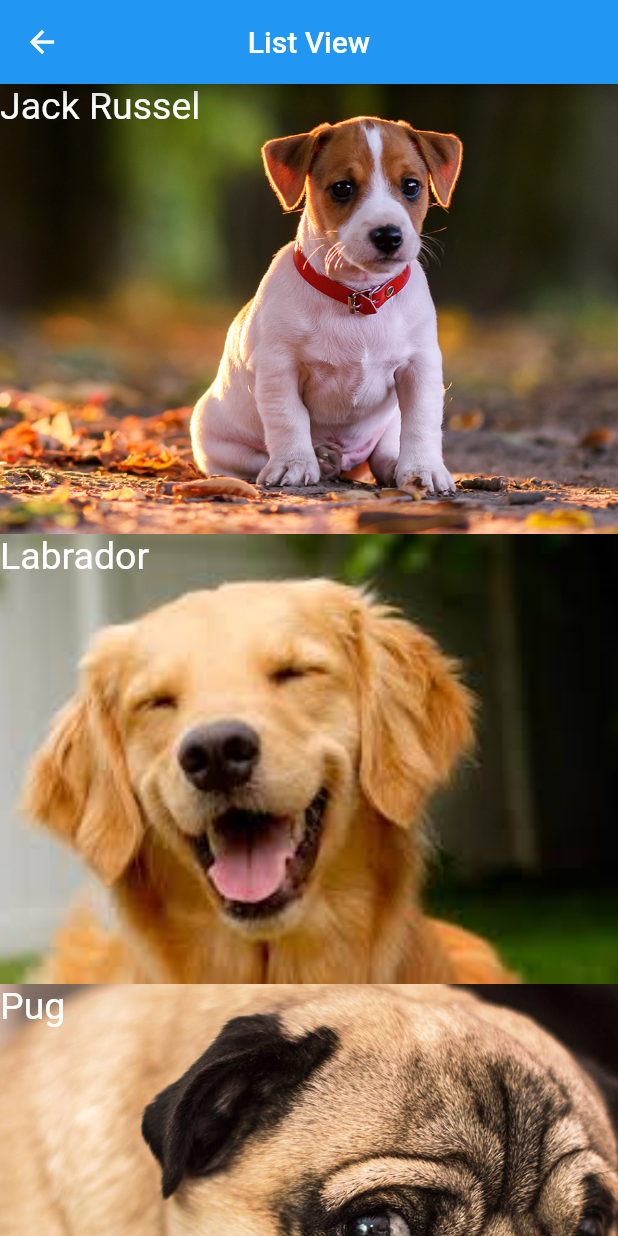
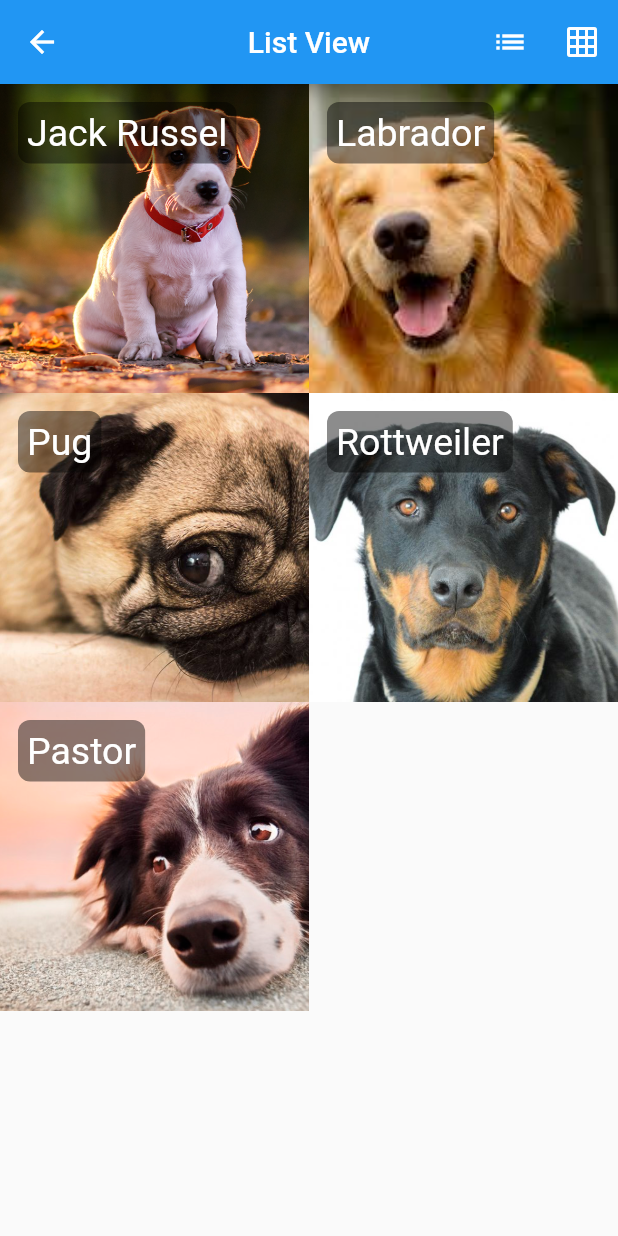
Before and after one commit to FelipeGigante/SimpleApp-Flutter, a Flutter app: the screen it shows after launch, after a tap on "ListView", on a phone screen of 412 x 824 dp. Run offline on Flutter 3.47's test engine with Material 2 defaults, Android fonts, the phone set to English and light mode, and no system bars; our stand-ins replace fluttertoast; network calls fail.

Commit message:
Atualizações Finais

```diff
--- /dev/null
+++ b/lib/drawer_list.dart
@@ -0,0 +1,54 @@
+import 'dart:io';
+
+import 'package:flutter/material.dart';
+
+class DrawerList extends StatelessWidget {
+  @override
+  Widget build(BuildContext context) {
+    return SafeArea(
+      child: Drawer(
+        child: ListView(
+          children: <Widget>[
+
+            UserAccountsDrawerHeader(
+                accountName: Text("Felipe"),
+                accountEmail: Text("lipe.gigante2004@gmail.com"),
+              currentAccountPicture: CircleAvatar(
+                backgroundImage: NetworkImage("https://cdn.icon-icons.com/icons2/2643/PNG/512/male_boy_person_people_avatar_icon_159358.png"),
+              ),
+            ),
+
+            ListTile(
+              leading: Icon(Icons.star),
+              title: Text("Favoritos"),
+              subtitle: Text("Mais Informações"),
+              trailing: Icon(Icons.arrow_forward),
+              onTap: () {
+                print("Clicado");
+              },
+            ),
+
+            ListTile(
+              leading: Icon(Icons.help),
+              title: Text("Ajuda"),
+              subtitle: Text("Mais Informações"),
+              trailing: Icon(Icons.arrow_forward),
+              onTap: () {
+                print("Clicado");
+              },
+            ),
+
+            ListTile(
+              leading: Icon(Icons.exit_to_app),
+              title: Text("Sair"),
+              trailing: Icon(Icons.arrow_forward),
+              onTap: () {
+
+              },
+            )
+          ],
+        ),
+      ),
+    );
+  }
+}
--- a/lib/home_page.dart
+++ b/lib/home_page.dart
@@ -1,32 +1,59 @@
+import 'package:first_app/drawer_list.dart';
 import 'package:first_app/pages/hello_listview.dart';
 import 'package:first_app/pages/hello_page1.dart';
 import 'package:first_app/pages/hello_page2.dart';
 import 'package:first_app/pages/hello_page3.dart';
 import 'package:first_app/widgets/blue_button.dart';
+import 'package:flutter/cupertino.dart';
 import 'package:flutter/material.dart';
+import 'package:fluttertoast/fluttertoast.dart';
 
 
 class HomePage extends StatelessWidget {
   @override
   Widget build(BuildContext context) {
-    return Scaffold(
+    return DefaultTabController(
+      length: 3,
+      child: Scaffold(
         appBar: AppBar(
           title: Text("Hello Flutter"),
           centerTitle: true,
+          bottom: TabBar(
+            tabs: [
+              Tab(text: "Page 1",),
+              Tab(text: "Page 2",),
+              Tab(text: "Page 3",)
+            ],
           ),
-      body: _body(context),
+        ),
+
+        body: TabBarView(children: [
+            _body(context),
+
+          Container(
+              color: Colors.green,
+            ),
+
+          Container(
+            color: Colors.yellow,
+          )
+          ],),
+
+        drawer: DrawerList(),
+      ),
     );
   }
 
   _body(context) {
     return Container(
+      padding: EdgeInsets.only(top: 20),
       color: Colors.white,
       child: Column(
-        mainAxisAlignment: MainAxisAlignment.center,
+        mainAxisAlignment: MainAxisAlignment.start,
         children: <Widget>[
           _text(),
           _pageView(),
-          _buttons(context)
+          _buttons()
         ],
       ),
     );
@@ -48,7 +75,8 @@ class HomePage extends StatelessWidget {
     );
   }
 
-  _buttons(context) {
+  _buttons() {
+    return Builder(builder: (context) {
       return Column(
         children: <Widget>[
           Row(
@@ -62,13 +90,14 @@ class HomePage extends StatelessWidget {
           Row(
             mainAxisAlignment: MainAxisAlignment.spaceEvenly,
             children: <Widget>[
-            BlueButton("Snack", onPressed: () => _onClickSnack),
-            BlueButton("Dialog", onPressed: () => _onClickDialog),
-            BlueButton("Toast", onPressed: () => _onClickToast)
+              BlueButton("Snack", onPressed: () => _onClickSnack(context)),
+              BlueButton("Dialog", onPressed: () => _onClickDialog(context)),
+              BlueButton("Toast", onPressed: () => _onClickToast(context))
             ],
           )
         ],
       );
+    },);
   }
 
   void _onClickNavigator(BuildContext context, Widget page)  async  {
@@ -79,13 +108,49 @@ class HomePage extends StatelessWidget {
     print(">> $s");
   }
 
-  _onClickSnack() {
+  _onClickSnack(context) {
+    Scaffold.of(context).showSnackBar(SnackBar(
+      content: Text("Botão Clicado!"),
+      action: SnackBarAction(label: "Ok", onPressed: () {
+        print("Ok");
+      }),
+    ));
   }
 
-  _onClickDialog() {
+  _onClickDialog(context) {
+    showDialog(context: context,  barrierDismissible: false, builder: (context) {
+      return AlertDialog(
+        title: Text("Alerta Vermelho!!",
+          style: TextStyle(
+            color: Colors.red,
+          ),),
+        actions: <Widget>[
+          FlatButton(
+              child: Text("Cancelar"),
+              onPressed: () {
+                Navigator.pop(context);
+              }
+          ),
+          FlatButton(
+              child: Text("Ok"),
+              onPressed: () {
+                Navigator.pop(context);
+              }
+          )
+        ],
+      );
+    });
   }
 
-  _onClickToast() {
+  _onClickToast(context) {
+    Fluttertoast.showToast(
+        msg: "Flutter is Cool... Admit",
+        gravity: ToastGravity.CENTER,
+        timeInSecForIosWeb: 4,
+        backgroundColor: Colors.green,
+        textColor: Colors.white,
+        fontSize: 20.0
+    );
   }
 
   _img(String img) {
--- a/lib/pages/hello_listview.dart
+++ b/lib/pages/hello_listview.dart
@@ -1,3 +1,5 @@
+import 'package:first_app/pages/dog_page.dart';
+import 'package:first_app/utils/nav.dart';
 import 'package:flutter/material.dart';
 
 class Dog{
@@ -7,46 +9,98 @@ class Dog{
   Dog(this.nome, this.foto);
 }
 
-class HelloListView extends StatelessWidget {
+class HelloListView extends StatefulWidget {
+  @override
+  _HelloListViewState createState() => _HelloListViewState();
+}
+
+class _HelloListViewState extends State<HelloListView> {
+
+  bool _gridView = true;
+
   @override
   Widget build(BuildContext context) {
     return Scaffold(
       appBar: AppBar(
         title: Text("List View"),
         centerTitle: true,
+        actions: <Widget>[
+          IconButton(icon: Icon(Icons.list), onPressed: () {
+            print("Lista");
+            setState(() {
+              _gridView = false;
+            });
+          },),
+          IconButton(icon: Icon(Icons.grid_on), onPressed: () {
+            print("Grid");
+            setState(() {
+              _gridView = true;
+            });
+          },)
+        ],
       ),
       body: _body(),
     );
   }
 
   _body() {
-
     List<Dog> dogs = [
-      Dog( "Jack Russel","assets/images/dog1.png"),
-      Dog( "Labrador","assets/images/dog2.png"),
-      Dog( "Pug","assets/images/dog3.png"),
-      Dog( "Rottweiler","assets/images/dog4.png"),
-      Dog( "Pastor","assets/images/dog5.png"),
+      Dog("Jack Russel", "assets/images/dog1.png"),
+      Dog("Labrador", "assets/images/dog2.png"),
+      Dog("Pug", "assets/images/dog3.png"),
+      Dog("Rottweiler", "assets/images/dog4.png"),
+      Dog("Pastor", "assets/images/dog5.png"),
     ];
 
+    if (_gridView) {
+      return GridView.builder(
+        itemCount: dogs.length,
+        gridDelegate: SliverGridDelegateWithFixedCrossAxisCount(
+            crossAxisCount: 2),
+        itemBuilder: (context, index) {
+          return _itemView(dogs, index);
+        },
+      );
+    } else {
       return ListView.builder(
         itemCount: dogs.length,
         itemExtent: 300,
         itemBuilder: (context, index) {
+          return _itemView(dogs, index);
+        },
+      );
+    }
 
+  }
+
+  _itemView(List<Dog> dogs, int index) {
     Dog dog = dogs[index];
 
-        return Stack(
+    return GestureDetector(
+      onTap: () {
+        push(context, DogPage(dog));
+      },
+      child: Stack(
         fit: StackFit.expand,
         children: <Widget>[
           _img(dog.foto),
-            Text(dog.nome, style: TextStyle(
+          Align(
+            alignment: Alignment.topLeft,
+            child: Container(
+              margin: EdgeInsets.all(12),
+              padding: EdgeInsets.all(6),
+              decoration: BoxDecoration(
+                color: Colors.black45,
+                borderRadius: BorderRadius.circular(8)
+              ),
+              child: Text(dog.nome, style: TextStyle(
                 fontSize: 25,
                 color: Colors.white,
-            ),)
+              ),),
+            ),
+          )
         ],
-        );
-        },
+      ),
     );
   }
 
@@ -56,5 +110,4 @@ class HelloListView extends StatelessWidget {
       fit: BoxFit.cover,
     );
   }
-
 }
--- a/pubspec.yaml
+++ b/pubspec.yaml
@@ -23,6 +23,8 @@ environment:
 dependencies:
   flutter:
     sdk: flutter
+
+  fluttertoast: ^8.0.6
 
 
   # The following adds the Cupertino Icons font to your application.
```
Also changed, not shown: lib/pages/dog_page.dart (added, +21 -0 lines), lib/utils/nav.dart (added, +7 -0 lines), pubspec.lock. Lines whose indentation alone changed are shown as unchanged.
